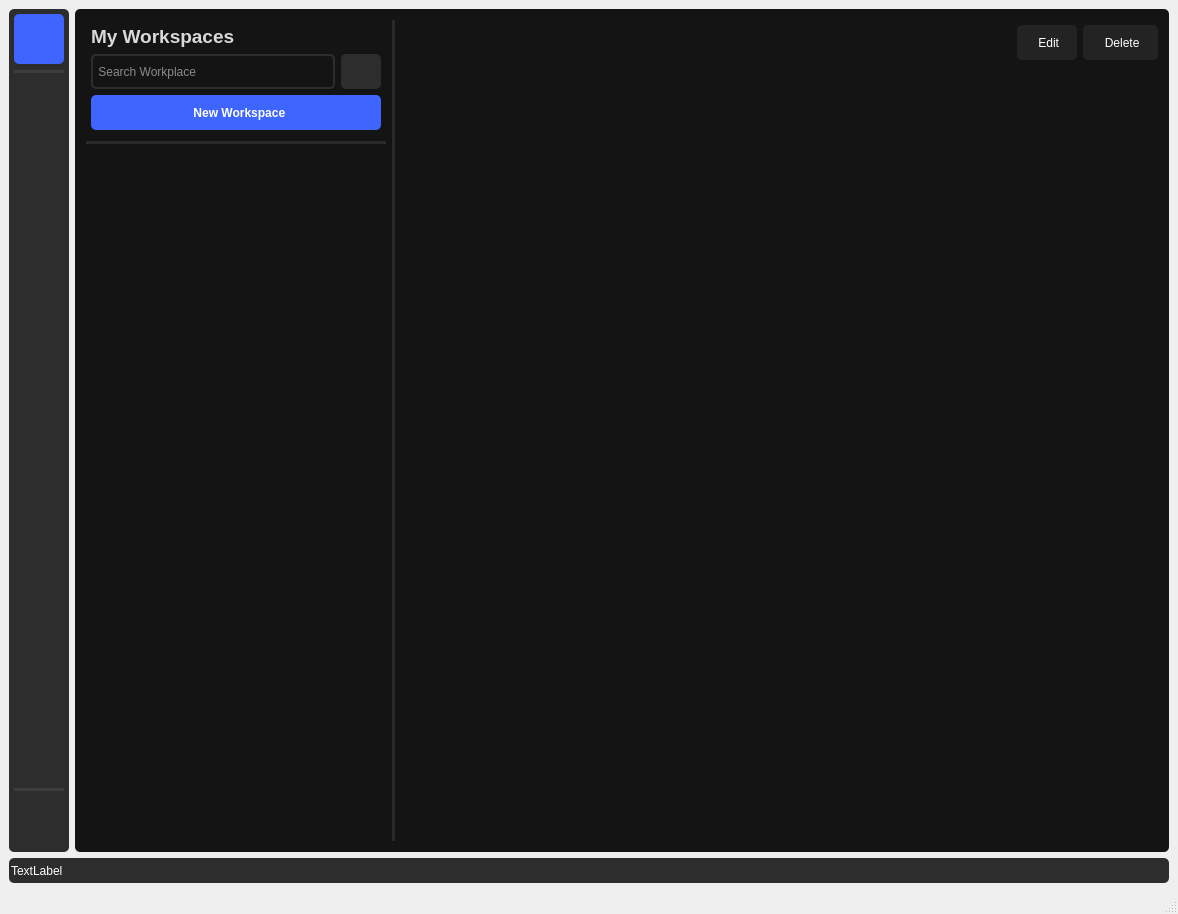
Above: src/ui/resource.ui from ligerr13/PE_Spectroradiometer before the change. Below: the same form after it.
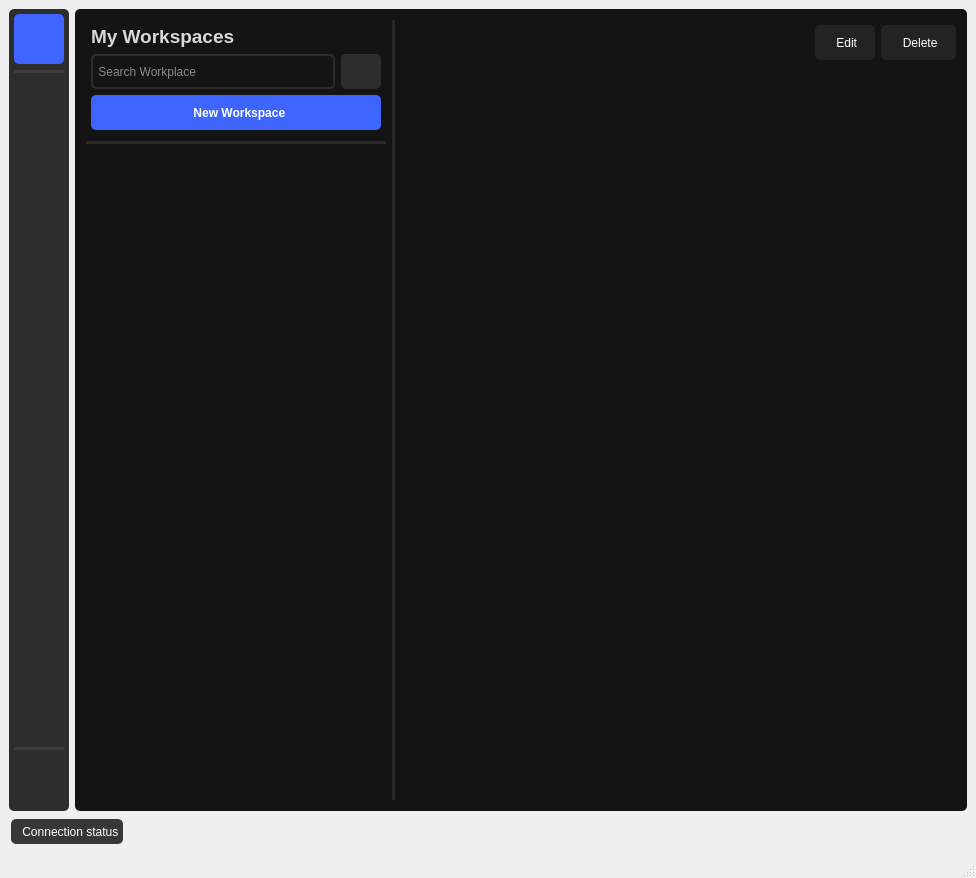
That is the form after the change. The open tabs and pages were chosen to show the change. Icons and pictures are not drawn.

Commit message: Created connectionConfigDialog, and some ui changes

The edit to the form file:
```diff
--- a/src/ui/resource.ui
+++ b/src/ui/resource.ui
@@ -6,8 +6,8 @@
    <rect>
     <x>0</x>
     <y>0</y>
-    <width>1178</width>
-    <height>914</height>
+    <width>976</width>
+    <height>878</height>
    </rect>
   </property>
   <property name="acceptDrops">
@@ -1391,8 +1391,8 @@
                        <rect>
                         <x>0</x>
                         <y>0</y>
-                        <width>100</width>
-                        <height>30</height>
+                        <width>18</width>
+                        <height>18</height>
                        </rect>
                       </property>
                       <layout class="QVBoxLayout" name="verticalLayout_17"/>
@@ -1416,6 +1416,12 @@
     </item>
     <item row="2" column="0" colspan="2">
      <widget class="QWidget" name="widget_12" native="true">
+      <property name="minimumSize">
+       <size>
+        <width>0</width>
+        <height>30</height>
+       </size>
+      </property>
       <layout class="QHBoxLayout" name="horizontalLayout_2">
        <property name="leftMargin">
         <number>0</number>
@@ -1434,12 +1440,11 @@
          <property name="minimumSize">
           <size>
            <width>0</width>
-           <height>25</height>
+           <height>30</height>
           </size>
          </property>
          <property name="styleSheet">
-          <string notr="true">background-color: rgb(45, 45, 45);
-border-radius: 5px;
+          <string notr="true">border-radius: 5px;
 color: rgb(255, 255, 255);</string>
          </property>
          <layout class="QHBoxLayout" name="horizontalLayout_3">
@@ -1456,12 +1461,65 @@
            <number>2</number>
           </property>
           <item>
-           <widget class="QLabel" name="label_3">
+           <widget class="QToolButton" name="toolButton_2">
+            <property name="minimumSize">
+             <size>
+              <width>0</width>
+              <height>25</height>
+             </size>
+            </property>
+            <property name="cursor">
+             <cursorShape>PointingHandCursor</cursorShape>
+            </property>
+            <property name="toolTip">
+             <string>None</string>
+            </property>
+            <property name="styleSheet">
+             <string notr="true">QToolButton {
+		border: 0px;
+		 background: rgb(55, 55, 55);
+
+		font: 700 10pt &quot;Segoe UI&quot;;
+        }
+QToolButton:hover {
+            background: rgb(75, 75, 75);
+        }
+QToolTip{ 
+		font: 12pt;
+		color: rgb(100, 100, 100);
+}</string>
+            </property>
             <property name="text">
-             <string>TextLabel</string>
+             <string>  Connection status</string>
+            </property>
+            <property name="icon">
+             <iconset>
+              <normaloff>../../resources/icons/link.png</normaloff>../../resources/icons/link.png</iconset>
+            </property>
+            <property name="iconSize">
+             <size>
+              <width>15</width>
+              <height>15</height>
+             </size>
+            </property>
+            <property name="toolButtonStyle">
+             <enum>Qt::ToolButtonTextBesideIcon</enum>
             </property>
            </widget>
           </item>
+          <item>
+           <spacer name="horizontalSpacer_2">
+            <property name="orientation">
+             <enum>Qt::Horizontal</enum>
+            </property>
+            <property name="sizeHint" stdset="0">
+             <size>
+              <width>40</width>
+              <height>20</height>
+             </size>
+            </property>
+           </spacer>
+          </item>
          </layout>
         </widget>
        </item>
```
Left out of the diff: 17 changed lines with no effect on the pictures. The commit also changes 7 other files.
